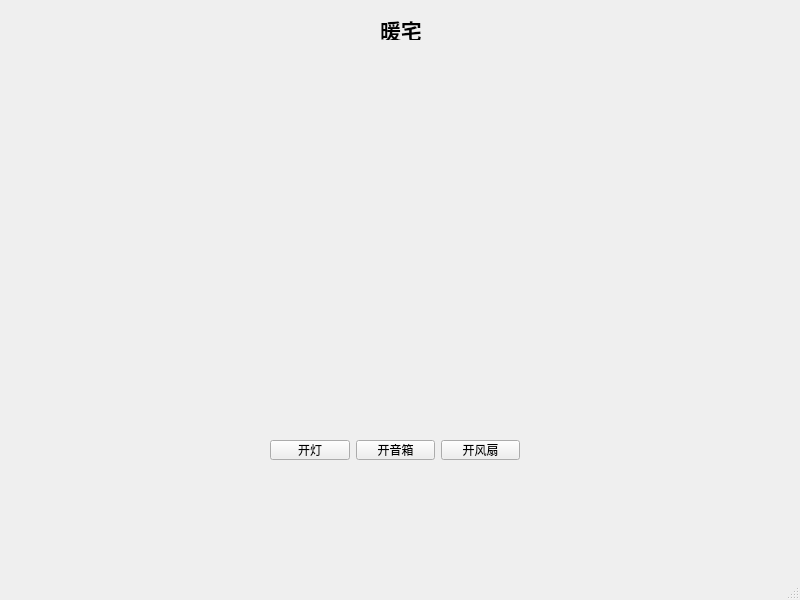
First picture: the form in embedded_software/mainwindow.ui, repository Swanheart6043/warm_home, before the edit.
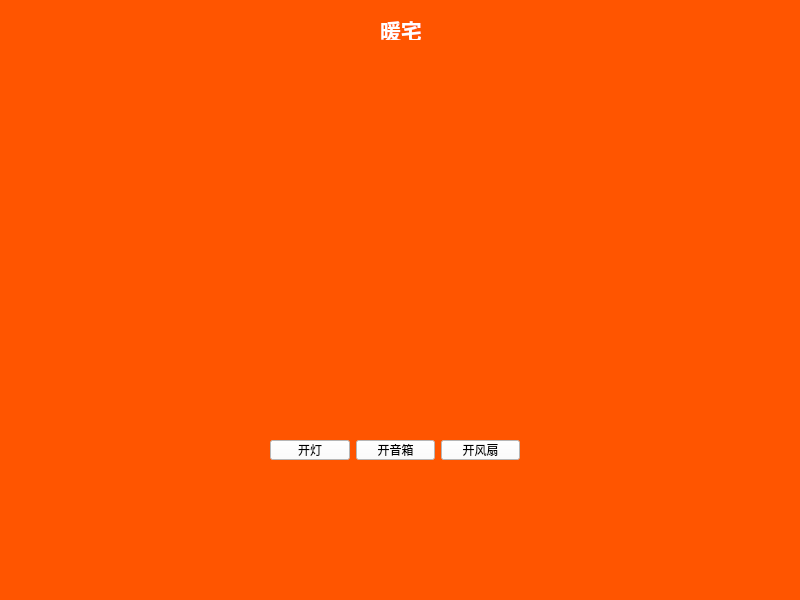
Second picture: the form after the edit.

Patch:
```diff
--- a/embedded_software/mainwindow.ui
+++ b/embedded_software/mainwindow.ui
@@ -13,6 +13,9 @@
   <property name="windowTitle">
    <string>MainWindow</string>
   </property>
+  <property name="styleSheet">
+   <string notr="true">background-color: rgb(255, 85, 0);</string>
+  </property>
   <widget class="QWidget" name="centralwidget">
    <widget class="QLabel" name="label">
     <property name="geometry">
@@ -29,11 +32,14 @@
       <bold>true</bold>
      </font>
     </property>
+    <property name="styleSheet">
+     <string notr="true">color: rgb(255, 255, 255);</string>
+    </property>
     <property name="text">
      <string>暖宅</string>
     </property>
    </widget>
-   <widget class="QWidget" name="">
+   <widget class="QWidget" name="layoutWidget">
     <property name="geometry">
      <rect>
       <x>270</x>
@@ -45,6 +51,9 @@
     <layout class="QHBoxLayout" name="horizontalLayout">
      <item>
       <widget class="QPushButton" name="pushButton">
+       <property name="styleSheet">
+        <string notr="true">background-color: rgb(255, 255, 255);</string>
+       </property>
        <property name="text">
         <string>开灯</string>
        </property>
@@ -52,6 +61,9 @@
      </item>
      <item>
       <widget class="QPushButton" name="pushButton_2">
+       <property name="styleSheet">
+        <string notr="true">background-color: rgb(255, 255, 255);</string>
+       </property>
        <property name="text">
         <string>开音箱</string>
        </property>
@@ -59,6 +71,9 @@
      </item>
      <item>
       <widget class="QPushButton" name="pushButton_3">
+       <property name="styleSheet">
+        <string notr="true">background-color: rgb(255, 255, 255);</string>
+       </property>
        <property name="text">
         <string>开风扇</string>
        </property>
```
Left out of the diff: 10 changed lines with no effect on the pictures.
